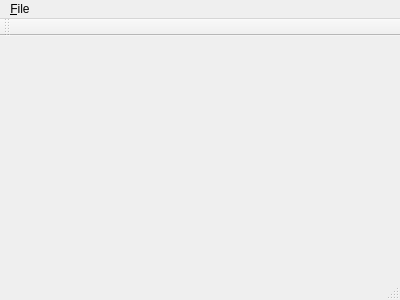
The window that mainwindow.ui (GameMakerLinux/GameMakerLinux) describes before a commit, drawn with Qt 5.
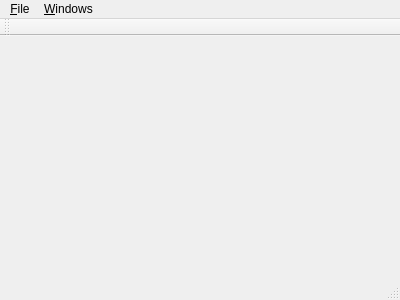
The same window after the commit.

The edit to the form file:
```diff
--- a/mainwindow.ui
+++ b/mainwindow.ui
@@ -29,7 +29,14 @@
     </property>
     <addaction name="action_Open_project"/>
    </widget>
+   <widget class="QMenu" name="menu_Windows">
+    <property name="title">
+     <string>&amp;Windows</string>
+    </property>
+    <addaction name="action_Resources"/>
+   </widget>
    <addaction name="menu_File"/>
+   <addaction name="menu_Windows"/>
   </widget>
   <widget class="QToolBar" name="mainToolBar">
    <attribute name="toolBarArea">
```
Left out of the diff: 11 changed lines with no effect on the pictures.
